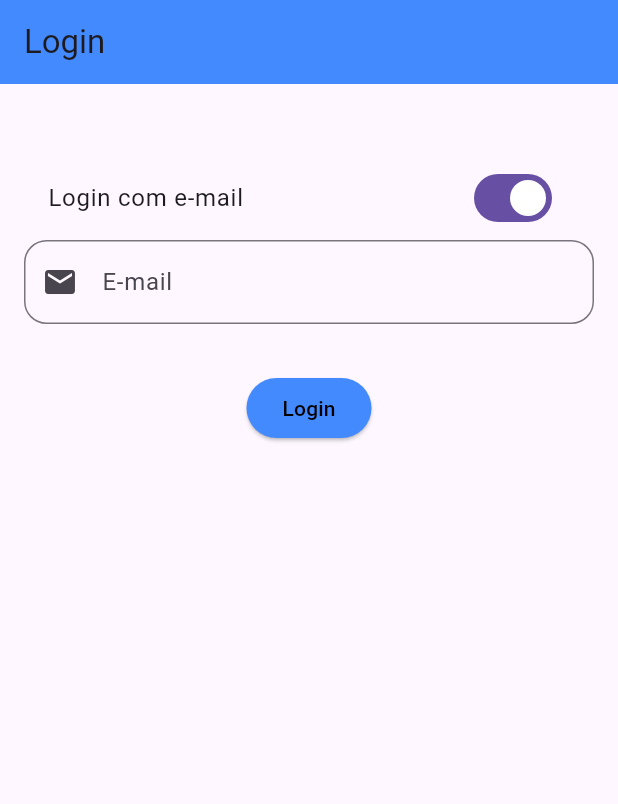
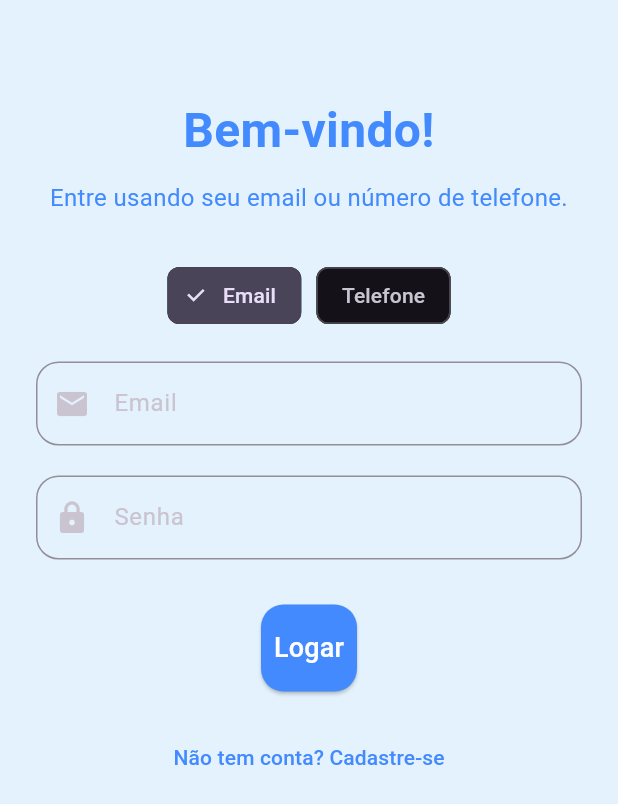
Before and after one commit to castelo14/Jedo, a Flutter app: the screen it shows after launch, on a phone screen of 412 x 824 dp. Shown: the top 804 px of the screen. Run offline on Flutter 3.47's test engine with Material 3 defaults, Android fonts, the light colour scheme and no system bars; our stand-ins replace cloud_firestore, firebase_auth, firebase_core, geolocator, google_maps_flutter, location; accounts and stored records are empty.

Commit message:
alteracao dos dados login 19 nos dados

```diff
--- a/lib/main.dart
+++ b/lib/main.dart
@@ -14,15 +14,10 @@ class MyApp extends StatelessWidget {
   @override
   Widget build(BuildContext context) {
     return MaterialApp(
-      title: 'Jedo',
-      theme: ThemeData(primarySwatch: Colors.green),
+      title: 'Mototáxi',
       debugShowCheckedModeBanner: false,
-      initialRoute: '/',
-      routes: {
-        '/': (context) => SplashScreen(),
-        '/mapa': (context) => MapScreen(),
-        '/login': (context) => LoginScreen(), // Rota para a tela de login
-      },
+      theme: ThemeData.dark(), // você pode personalizar se quiser
+      home: LoginScreen(), // inicializa com a tela de login
     );
   }
 }
--- a/lib/screens/login_screen.dart
+++ b/lib/screens/login_screen.dart
@@ -1,197 +1,161 @@
 import 'package:flutter/material.dart';
 import 'package:firebase_auth/firebase_auth.dart';
 import 'package:cloud_firestore/cloud_firestore.dart';
-import 'map_screen.dart';
-import 'register_screen.dart'; // Adiciona a tela de registro
+import 'package:jedo/screens/register_screen.dart';
 
 class LoginScreen extends StatefulWidget {
+  const LoginScreen({super.key});
+
   @override
-  _LoginScreenState createState() => _LoginScreenState();
+  State<LoginScreen> createState() => _LoginScreenState();
 }
 
 class _LoginScreenState extends State<LoginScreen> {
   final _formKey = GlobalKey<FormState>();
   final emailController = TextEditingController();
   final phoneController = TextEditingController();
+  final passwordController = TextEditingController();
+  bool _isEmailLogin = true;
+
   final FirebaseAuth _auth = FirebaseAuth.instance;
 
-  // Variável para alternar entre login por email ou telefone
-  bool _isEmailLogin = true;
-
-  // Função para login com e-mail
-  Future<void> _loginWithEmail(BuildContext context) async {
-    final email = emailController.text.trim();
-
+  void _loginWithEmail(BuildContext context) async {
     try {
-      // Verifica se o e-mail existe no Firestore
-      final querySnapshot = await FirebaseFirestore.instance
-          .collection('users')
-          .where('email', isEqualTo: email)
-          .get();
-
-      if (querySnapshot.docs.isNotEmpty) {
-        // Se o e-mail foi encontrado, faz login com o e-mail
-        ScaffoldMessenger.of(context).showSnackBar(SnackBar(
-          content: Text('Login realizado com sucesso!'),
-        ));
-
-        // Navega para a tela do mapa
-        Navigator.pushReplacement(
-          context,
-          MaterialPageRoute(builder: (_) => MapScreen()),
+      await _auth.signInWithEmailAndPassword(
+        email: emailController.text.trim(),
+        password: passwordController.text.trim(),
       );
-      } else {
-        // Caso o e-mail não seja encontrado, direciona para a tela de registro
-        ScaffoldMessenger.of(context).showSnackBar(SnackBar(
-          content: Text('E-mail não registrado!'),
-        ));
-        Navigator.pushReplacement(
-          context,
-          MaterialPageRoute(builder: (_) => RegisterScreen()),
+      ScaffoldMessenger.of(context).showSnackBar(
+        const SnackBar(content: Text('Login com email realizado com sucesso')),
       );
-      }
+      // TODO: Navegar para a tela principal
     } catch (e) {
-      print('Erro ao tentar logar com e-mail: $e');
-      ScaffoldMessenger.of(context).showSnackBar(SnackBar(
-        content: Text('Erro ao tentar logar com e-mail!'),
-      ));
+      ScaffoldMessenger.of(context).showSnackBar(
+        SnackBar(content: Text('Erro: ${e.toString()}')),
+      );
     }
   }
 
-  // Função para login com telefone
-  Future<void> _loginWithPhone(BuildContext context) async {
-    final phone = phoneController.text.trim();
-
-    try {
-      // Verifica se o telefone existe no Firestore
-      final querySnapshot = await FirebaseFirestore.instance
-          .collection('users')
-          .where('phone', isEqualTo: phone)
-          .get();
-
-      if (querySnapshot.docs.isNotEmpty) {
-        // Se o telefone foi encontrado, faz login
-        ScaffoldMessenger.of(context).showSnackBar(SnackBar(
-          content: Text('Login realizado com sucesso!'),
-        ));
-
-        // Navega para a tela do mapa
-        Navigator.pushReplacement(
-          context,
-          MaterialPageRoute(builder: (_) => MapScreen()),
+  void _loginWithPhone(BuildContext context) async {
+    ScaffoldMessenger.of(context).showSnackBar(
+      const SnackBar(content: Text('Login com telefone ainda não implementado')),
     );
-      } else {
-        // Caso o telefone não seja encontrado, direciona para a tela de registro
-        ScaffoldMessenger.of(context).showSnackBar(SnackBar(
-          content: Text('Telefone não registrado!'),
-        ));
-        Navigator.pushReplacement(
-          context,
-          MaterialPageRoute(builder: (_) => RegisterScreen()),
-        );
-      }
-    } catch (e) {
-      print('Erro ao tentar logar com telefone: $e');
-      ScaffoldMessenger.of(context).showSnackBar(SnackBar(
-        content: Text('Erro ao tentar logar com telefone!'),
-      ));
-    }
+    // Para implementar login via telefone, será necessário usar: `verifyPhoneNumber`, `codeSent`, etc.
   }
 
-  // Validação do email
   String? _validateEmail(String? value) {
-    if (value == null || value.isEmpty) {
-      return 'Por favor, insira um e-mail';
-    }
-    final emailRegExp = RegExp(r'^[^@]+@[^@]+\.[^@]+');
-    if (!emailRegExp.hasMatch(value)) {
-      return 'Por favor, insira um e-mail válido';
-    }
+    if (value == null || value.isEmpty) return 'Digite seu e-mail';
+    if (!RegExp(r'\S+@\S+\.\S+').hasMatch(value)) return 'E-mail inválido';
     return null;
   }
 
-  // Validação do telefone
   String? _validatePhone(String? value) {
-    if (value == null || value.isEmpty) {
-      return 'Por favor, insira o número de telefone';
+    if (value == null || value.isEmpty) return 'Digite seu número de telefone';
+    if (!RegExp(r'^\d{9,15}$').hasMatch(value)) return 'Telefone inválido';
+    return null;
   }
-    final phoneRegExp = RegExp(r'^\+?[0-9]{10,15}$');
-    if (!phoneRegExp.hasMatch(value)) {
-      return 'Por favor, insira um telefone válido';
-    }
+
+  String? _validatePassword(String? value) {
+    if (value == null || value.isEmpty) return 'Digite sua senha';
+    if (value.length < 6) return 'Senha deve ter ao menos 6 caracteres';
     return null;
   }
 
   @override
   Widget build(BuildContext context) {
     return Scaffold(
-      appBar: AppBar(
-        title: Text('Login'),
-        backgroundColor: Colors.blueAccent,
-      ),
-      body: SingleChildScrollView(
-        padding: const EdgeInsets.all(16),
+      backgroundColor: Colors.blue[50],
+      body: SafeArea(
+        child: SingleChildScrollView(
+          padding: const EdgeInsets.all(24.0),
           child: Column(
             crossAxisAlignment: CrossAxisAlignment.stretch,
             children: [
-            SizedBox(height: 32),
+              const SizedBox(height: 40),
+              Text(
+                'Bem-vindo!',
+                style: TextStyle(
+                  fontSize: 32,
+                  fontWeight: FontWeight.bold,
+                  color: Colors.blueAccent,
+                ),
+                textAlign: TextAlign.center,
+              ),
+              const SizedBox(height: 10),
+              Text(
+                'Entre usando seu email ou número de telefone.',
+                style: TextStyle(fontSize: 16, color: Colors.blueAccent),
+                textAlign: TextAlign.center,
+              ),
+              const SizedBox(height: 30),
+              Row(
+                mainAxisAlignment: MainAxisAlignment.center,
+                children: [
+                  ChoiceChip(
+                    label: const Text('Email'),
+                    selected: _isEmailLogin,
+                    onSelected: (val) {
+                      setState(() => _isEmailLogin = true);
+                    },
+                  ),
+                  const SizedBox(width: 10),
+                  ChoiceChip(
+                    label: const Text('Telefone'),
+                    selected: !_isEmailLogin,
+                    onSelected: (val) {
+                      setState(() => _isEmailLogin = false);
+                    },
+                  ),
+                ],
+              ),
+              const SizedBox(height: 20),
               Form(
                 key: _formKey,
                 child: Column(
                   children: [
-                  // Switch entre login por e-mail ou telefone
-                  SwitchListTile(
-                    title: Text('Login com e-mail'),
-                    value: _isEmailLogin,
-                    onChanged: (bool value) {
-                      setState(() {
-                        _isEmailLogin = value;
-                      });
-                    },
-                  ),
-                  // Campo E-mail
                     if (_isEmailLogin)
                       TextFormField(
                         controller: emailController,
                         decoration: InputDecoration(
-                        labelText: 'E-mail',
-                        prefixIcon: Icon(Icons.email),
+                          labelText: 'Email',
+                          prefixIcon: const Icon(Icons.email),
                           border: OutlineInputBorder(
                             borderRadius: BorderRadius.circular(15),
-                          borderSide: BorderSide(color: Colors.blueAccent),
-                        ),
-                        focusedBorder: OutlineInputBorder(
-                          borderRadius: BorderRadius.circular(15),
-                          borderSide: BorderSide(color: Colors.blueAccent),
                           ),
                         ),
                         validator: _validateEmail,
+                        keyboardType: TextInputType.emailAddress,
                       ),
-                  // Campo Telefone
                     if (!_isEmailLogin)
                       TextFormField(
                         controller: phoneController,
                         decoration: InputDecoration(
                           labelText: 'Telefone',
-                        prefixIcon: Icon(Icons.phone),
+                          prefixIcon: const Icon(Icons.phone),
                           border: OutlineInputBorder(
                             borderRadius: BorderRadius.circular(15),
-                          borderSide: BorderSide(color: Colors.blueAccent),
-                        ),
-                        focusedBorder: OutlineInputBorder(
-                          borderRadius: BorderRadius.circular(15),
-                          borderSide: BorderSide(color: Colors.blueAccent),
                           ),
                         ),
+                        validator: _validatePhone,
                         keyboardType: TextInputType.phone,
-                      validator: _validatePhone,
                       ),
-                  SizedBox(height: 32),
-
-                  // Botão de Login
+                    const SizedBox(height: 20),
+                    TextFormField(
+                      controller: passwordController,
+                      obscureText: true,
+                      decoration: InputDecoration(
+                        labelText: 'Senha',
+                        prefixIcon: const Icon(Icons.lock),
+                        border: OutlineInputBorder(
+                          borderRadius: BorderRadius.circular(15),
+                        ),
+                      ),
+                      validator: _validatePassword,
+                    ),
+                    const SizedBox(height: 30),
                     ElevatedButton(
                       onPressed: () {
-                      if (_formKey.currentState?.validate() ?? false) {
+                        if (_formKey.currentState!.validate()) {
                           if (_isEmailLogin) {
                             _loginWithEmail(context);
                           } else {
@@ -200,11 +164,28 @@ class _LoginScreenState extends State<LoginScreen> {
                         }
                       },
                       style: ElevatedButton.styleFrom(
+                        padding: const EdgeInsets.symmetric(vertical: 16),
+                        shape: RoundedRectangleBorder(
+                          borderRadius: BorderRadius.circular(15),
+                        ),
                         backgroundColor: Colors.blueAccent,
                       ),
-                    child: Text(
-                      'Login',
-                      style: TextStyle(color: Colors.black),
+                      child: const Text(
+                        'Logar',
+                        style: TextStyle(fontSize: 18, color: Colors.white),
+                      ),
+                    ),
+                    const SizedBox(height: 20),
+                    TextButton(
+                      onPressed: () {
+                        Navigator.push(
+                          context,
+                          MaterialPageRoute(builder: (_) => RegisterScreen())
+                        );
+                      },
+                      child: const Text(
+                        'Não tem conta? Cadastre-se',
+                        style: TextStyle(color: Colors.blueAccent),
                       ),
                     ),
                   ],
@@ -213,6 +194,7 @@ class _LoginScreenState extends State<LoginScreen> {
             ],
           ),
         ),
+      ),
     );
   }
 }
```
Also changed, not shown: lib/screens/register_screen.dart (+1 -8 lines). Lines whose indentation alone changed are shown as unchanged.
